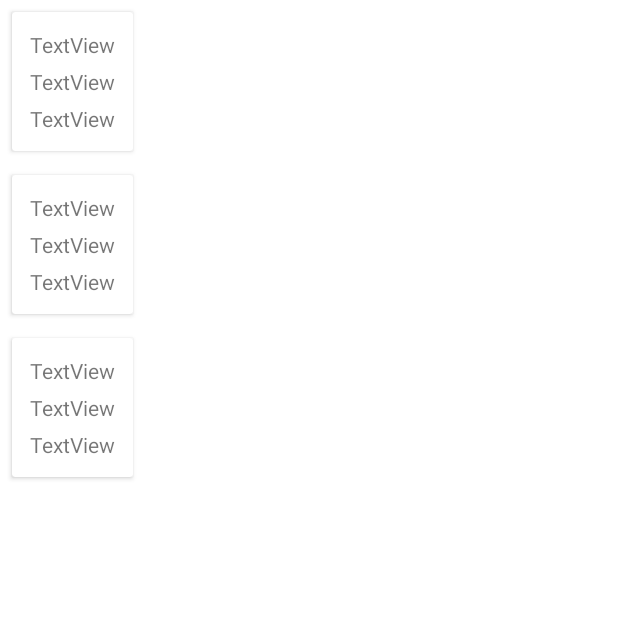
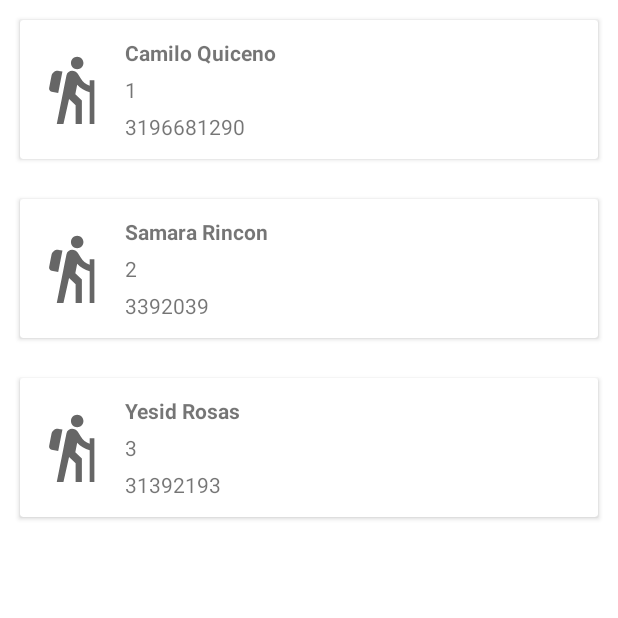
Before and after one commit to devRobots/reciclapp, an Android app: the fragment ListaRecolectorFragment shown on its own in the app's theme, on a phone screen of 412 x 824 dp, the top half of it. Run offline under Robolectric (Android 15) with nearby library versions, the phone set to English and light mode, and no system bars.

Commit message:
Lista completa de Recolectores, con Listener y otros cambios

```diff
--- a/app/src/main/java/co/edu/uniquindio/reciclapp/adapter/ListRecolectorAdapter.kt
+++ b/app/src/main/java/co/edu/uniquindio/reciclapp/adapter/ListRecolectorAdapter.kt
@@ -4,16 +4,18 @@ import android.content.Context
 import android.view.LayoutInflater
 import android.view.View
 import android.view.ViewGroup
+import android.widget.AdapterView
 import android.widget.TextView
+import androidx.core.content.contentValuesOf
 import androidx.recyclerview.widget.RecyclerView
 import co.edu.uniquindio.reciclapp.R
 import co.edu.uniquindio.reciclapp.model.Recolector
 
-class ListRecolectorAdapter(var itemList: List<Recolector>, context: Context?) : RecyclerView.Adapter<ListRecolectorAdapter.ViewHolder>() {
+class ListRecolectorAdapter(var itemList: List<Recolector>, context: Context?,val listener: View.OnClickListener) : RecyclerView.Adapter<ListRecolectorAdapter.ViewHolder>(){
     private val mInflater: LayoutInflater = LayoutInflater.from(context)
 
     override fun onCreateViewHolder(parent: ViewGroup, viewType: Int): ViewHolder {
-        val view = mInflater.inflate(R.layout.list_element, null)
+        val view = mInflater.inflate(R.layout.list_recolector_element, parent, false)
         return ViewHolder(view)
     }
 
@@ -25,14 +27,12 @@ class ListRecolectorAdapter(var itemList: List<Recolector>, context: Context?) :
         private var id: TextView = itemView.findViewById(R.id.txtListRecolectorId)
         private var nombre: TextView = itemView.findViewById(R.id.txtListRecolectorNombre)
         private var telefono: TextView = itemView.findViewById(R.id.txtListRecolectorTelefono)
-        private var correo: TextView = itemView.findViewById(R.id.txtListRecolectorCorreo)
 
         fun binData(item: Recolector) {
             id.text = item.idRecolector.toString()
             nombre.text = item.nombre
             telefono.text = item.telefono.toString()
-            correo.text = item.correo
-
+            itemView.setOnClickListener(listener)
         }
     }
 
@@ -40,4 +40,5 @@ class ListRecolectorAdapter(var itemList: List<Recolector>, context: Context?) :
         return itemList.size
     }
 
+
 }
--- a/app/src/main/java/co/edu/uniquindio/reciclapp/ui/activity/AdminHomeActivity.kt
+++ b/app/src/main/java/co/edu/uniquindio/reciclapp/ui/activity/AdminHomeActivity.kt
@@ -28,9 +28,9 @@ class AdminHomeActivity : AppCompatActivity() {
         val navView: NavigationView = findViewById(R.id.nav_admin_view)
         val navController = findNavController(R.id.nav_host_admin_fragment)
         appBarConfiguration = AppBarConfiguration(
-            setOf(R.id.nav_home_admin, R.id.nav_slideshow, R.id.nav_recolector, R.id.nav_comprador,
-                R.id.ventasFragment, R.id.estadisticasFragment, R.id.citasFragment,
-                R.id.rutasFragment), drawerLayout
+            setOf(R.id.nav_home_admin, R.id.nav_slideshow, R.id.listaRecolectorFragment2,
+                R.id.nav_comprador, R.id.ventasFragment, R.id.estadisticasFragment,
+                R.id.citasFragment, R.id.rutasFragment), drawerLayout
         )
         navView.menu.findItem(R.id.logout).setOnMenuItemClickListener {
             val intent = Intent(baseContext, MainActivity::class.java)
--- a/app/src/main/java/co/edu/uniquindio/reciclapp/ui/fragment/ListaRecolectorFragment.kt
+++ b/app/src/main/java/co/edu/uniquindio/reciclapp/ui/fragment/ListaRecolectorFragment.kt
@@ -4,7 +4,9 @@ import android.os.Bundle
 import android.view.LayoutInflater
 import android.view.View
 import android.view.ViewGroup
+import android.widget.Toast
 import androidx.fragment.app.Fragment
+import androidx.navigation.fragment.findNavController
 import androidx.recyclerview.widget.LinearLayoutManager
 import androidx.recyclerview.widget.RecyclerView
 import co.edu.uniquindio.reciclapp.R
@@ -48,7 +50,8 @@ class ListaRecolectorFragment : Fragment() {
         elements.add( Recolector(1, "Camilo Quiceno", 3196681290, "ccquicenol@uqvirtual.edu.co", ArrayList() ))
         elements.add( Recolector(2,"Samara Rincon", 3392039, "ssrinconm@uqvirtual.edu.co", ArrayList()))
         elements.add( Recolector(3, "Yesid Rosas", 31392193, "ysrosast@uqvirtual.edu.co", ArrayList()))
-        recyclerView.adapter = ListRecolectorAdapter(elements, activity)
+        recyclerView.adapter = ListRecolectorAdapter(elements, activity, View.OnClickListener {
+            findNavController().navigate(R.id.nav_recolector)
+        })
     }
-
 }
--- a/app/src/main/res/layout/list_recolector_element.xml
+++ b/app/src/main/res/layout/list_recolector_element.xml
@@ -1,13 +1,15 @@
 <?xml version="1.0" encoding="utf-8"?>
 <LinearLayout xmlns:android="http://schemas.android.com/apk/res/android"
+    xmlns:app="http://schemas.android.com/apk/res-auto"
     android:layout_width="match_parent"
-    android:layout_height="match_parent"
+    android:layout_height="wrap_content"
     android:orientation="vertical"
     android:padding="8dp">
 
     <androidx.cardview.widget.CardView
         android:layout_width="match_parent"
         android:layout_height="wrap_content"
+        android:layout_margin="5dp"
         android:padding="8dp">
 
         <LinearLayout
@@ -15,25 +17,31 @@
             android:layout_height="wrap_content"
             android:gravity="center_vertical"
             android:orientation="horizontal"
-            android:padding="10dp"
-            android:weightSum="3">
+            android:padding="10dp">
+
+            <ImageView
+                android:id="@+id/imageView3"
+                android:layout_width="50dp"
+                android:layout_height="50dp"
+                android:layout_marginEnd="8dp"
+                app:srcCompat="@drawable/ic_baseline_hiking_24" />
 
             <LinearLayout
                 android:layout_width="match_parent"
                 android:layout_height="wrap_content"
-                android:layout_weight="2"
                 android:orientation="vertical"
                 android:padding="2dp">
 
                 <TextView
-                    android:id="@+id/txtListRecolectorId"
+                    android:id="@+id/txtListRecolectorNombre"
                     android:layout_width="match_parent"
                     android:layout_height="wrap_content"
                     android:layout_marginBottom="5dp"
-                    android:text="TextView" />
+                    android:text="TextView"
+                    android:textStyle="bold" />
 
                 <TextView
-                    android:id="@+id/txtListRecolectorNombre"
+                    android:id="@+id/txtListRecolectorId"
                     android:layout_width="match_parent"
                     android:layout_height="wrap_content"
                     android:layout_marginBottom="5dp"
@@ -45,12 +53,6 @@
                     android:layout_height="wrap_content"
                     android:text="TextView" />
 
-                <TextView
-                    android:id="@+id/txtListRecolectorCorreo"
-                    android:layout_width="match_parent"
-                    android:layout_height="wrap_content"
-                    android:text="TextView" />
-
             </LinearLayout>
 
         </LinearLayout>
--- a/app/src/main/res/menu/activity_admin_home_drawer.xml
+++ b/app/src/main/res/menu/activity_admin_home_drawer.xml
@@ -43,7 +43,7 @@
             <menu>
                 <group android:checkableBehavior="single">
                     <item
-                        android:id="@+id/nav_recolector"
+                        android:id="@+id/listaRecolectorFragment2"
                         android:icon="@drawable/ic_baseline_hiking_24"
                         android:title="@string/menu_recolectores" />
                     <item
--- a/app/src/main/res/navigation/home_admin_nav.xml
+++ b/app/src/main/res/navigation/home_admin_nav.xml
@@ -39,4 +39,8 @@
 		android:name="co.edu.uniquindio.reciclapp.RutasFragment"
 		android:label="fragment_rutas"
 		tools:layout="@layout/fragment_rutas" />
+	<fragment
+		android:id="@+id/listaRecolectorFragment2"
+		android:name="co.edu.uniquindio.reciclapp.ui.fragment.ListaRecolectorFragment"
+		android:label="ListaRecolectorFragment" />
 </navigation>
```
Also changed, not shown: app/src/main/res/layout/fragment_lista_recolector.xml (deleted, +0 -15 lines).
